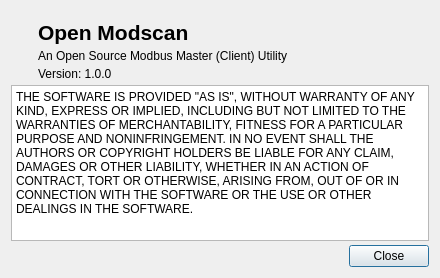
This is omodscan/dialogs/dialogabout.ui in sanny32/OpenModScan as Qt 5 draws it before an edit. The edited form follows.
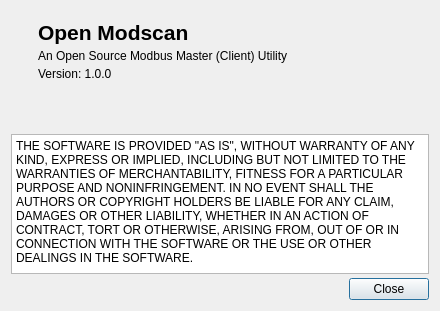
This is the edited form. Icons and pictures are not drawn.

Commit message: Update dialog about

Diff of the .ui file:
```diff
--- a/omodscan/dialogs/dialogabout.ui
+++ b/omodscan/dialogs/dialogabout.ui
@@ -7,9 +7,15 @@
     <x>0</x>
     <y>0</y>
     <width>440</width>
-    <height>278</height>
+    <height>311</height>
    </rect>
   </property>
+  <property name="sizePolicy">
+   <sizepolicy hsizetype="Preferred" vsizetype="Fixed">
+    <horstretch>0</horstretch>
+    <verstretch>0</verstretch>
+   </sizepolicy>
+  </property>
   <property name="windowTitle">
    <string>About OpenModscan...</string>
   </property>
@@ -127,6 +133,18 @@
    </item>
    <item>
     <widget class="QPlainTextEdit" name="plainTextEditLicense">
+     <property name="sizePolicy">
+      <sizepolicy hsizetype="Expanding" vsizetype="Fixed">
+       <horstretch>0</horstretch>
+       <verstretch>0</verstretch>
+      </sizepolicy>
+     </property>
+     <property name="maximumSize">
+      <size>
+       <width>16777215</width>
+       <height>140</height>
+      </size>
+     </property>
      <property name="readOnly">
       <bool>true</bool>
      </property>
```
